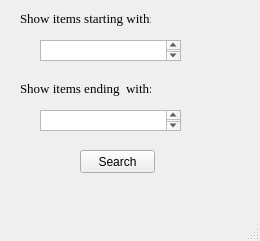
Above: filterWindow.ui from Rizwanabid-23/TripAdvisor-Scrapped-CS261F21PID20 before the change. Below: the same form after it.
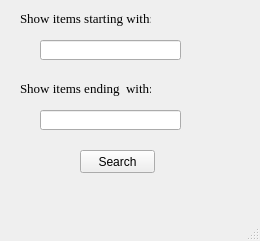
That is the form after the change.

What changed in the file:
```diff
--- a/filterWindow.ui
+++ b/filterWindow.ui
@@ -56,26 +56,6 @@
      <string>Show items ending  with:</string>
     </property>
    </widget>
-   <widget class="QPlainTextEdit" name="plainTextEdit">
-    <property name="geometry">
-     <rect>
-      <x>40</x>
-      <y>40</y>
-      <width>141</width>
-      <height>21</height>
-     </rect>
-    </property>
-   </widget>
-   <widget class="QPlainTextEdit" name="plainTextEdit_2">
-    <property name="geometry">
-     <rect>
-      <x>40</x>
-      <y>110</y>
-      <width>141</width>
-      <height>21</height>
-     </rect>
-    </property>
-   </widget>
    <widget class="QPushButton" name="pushButton">
     <property name="geometry">
      <rect>
@@ -89,6 +69,26 @@
      <string>Search</string>
     </property>
    </widget>
+   <widget class="QLineEdit" name="lineEdit">
+    <property name="geometry">
+     <rect>
+      <x>40</x>
+      <y>40</y>
+      <width>141</width>
+      <height>20</height>
+     </rect>
+    </property>
+   </widget>
+   <widget class="QLineEdit" name="lineEdit_2">
+    <property name="geometry">
+     <rect>
+      <x>40</x>
+      <y>110</y>
+      <width>141</width>
+      <height>20</height>
+     </rect>
+    </property>
+   </widget>
   </widget>
   <widget class="QMenuBar" name="menubar">
    <property name="geometry">
```
